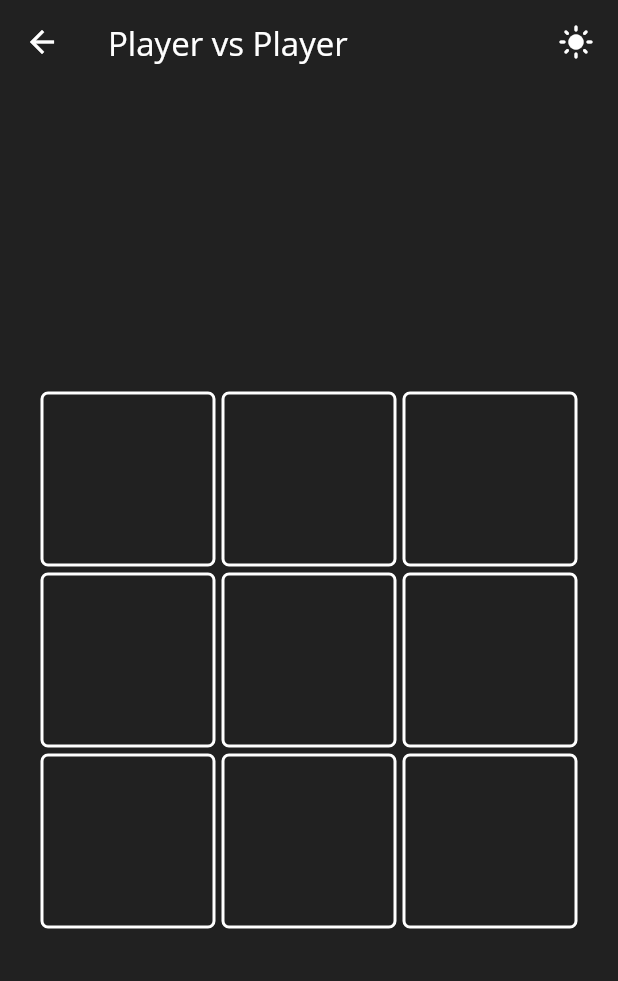
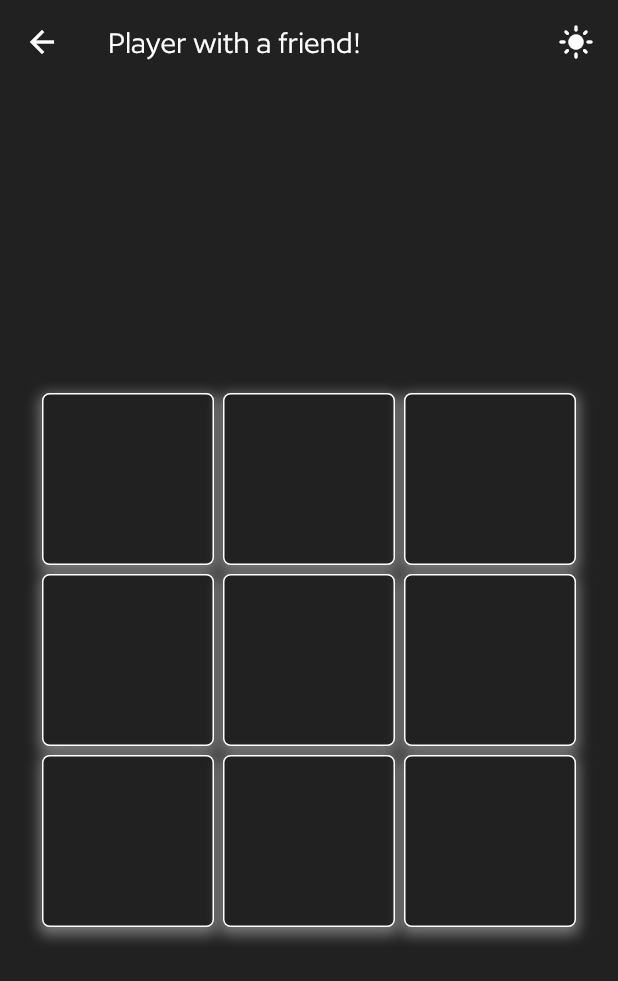
Before and after one commit to AbrarAbe/tic-tac-toe, a Flutter app: the MultiPlayer screen opened by its route, after a tap on the "dark mode" icon, on a phone screen of 412 x 824 dp. Shown: the top 981 px of the screen. Run offline on Flutter 3.47's test engine with Material 3 defaults, Android fonts, the phone set to English and light mode, and no system bars; Roboto replaces fonts that are missing (Open Sans).

Commit message:
improved game ui - add custom fonts - add neon like effect with boxShadow widget - add icons in main menu buttons - change appbar title

```diff
--- /dev/null
+++ b/lib/core/logic/multi_player_logic.dart
@@ -0,0 +1,80 @@
+import 'package:flutter/material.dart';
+
+class MultiPlayerLogic {
+  String _currentPlayer = 'X';
+  List<String?> _board = List.generate(9, (_) => null);
+  List<Color?> _boxShadow = List.generate(9, (_) => null);
+  List<Color?> _boxColors = List.generate(9, (_) => null);
+  List<Color?> _textColors = List.generate(9, (_) => null);
+  final List<List<int>> _winningCombinations = [
+    [0, 1, 2],
+    [3, 4, 5],
+    [6, 7, 8],
+    [0, 3, 6],
+    [1, 4, 7],
+    [2, 5, 8],
+    [0, 4, 8],
+    [2, 4, 6],
+  ];
+
+  void handleTap(
+    int index,
+    BuildContext context,
+    Function(void Function()) setState,
+    Function(String?) showWinnerDialog,
+    Function() showDrawDialog,
+  ) {
+    if (_board[index] == null) {
+      setState(() {
+        _board[index] = _currentPlayer;
+        if (_currentPlayer == 'X') {
+          _currentPlayer = 'O';
+          _boxShadow[index] = Theme.of(context).colorScheme.primary;
+          _boxColors[index] = Theme.of(context).colorScheme.primary;
+          _textColors[index] = Theme.of(context).colorScheme.primary;
+        } else {
+          _currentPlayer = 'X';
+          _boxShadow[index] = Theme.of(context).colorScheme.secondary;
+          _boxColors[index] = Theme.of(context).colorScheme.secondary;
+          _textColors[index] = Theme.of(context).colorScheme.secondary;
+        }
+      });
+      final winner = checkWinner();
+      if (winner != null) {
+        showWinnerDialog(winner);
+      } else if (checkDraw()) {
+        showDrawDialog();
+      }
+    }
+  }
+
+  String? checkWinner() {
+    for (var combination in _winningCombinations) {
+      final player = _board[combination[0]];
+      if (player != null &&
+          combination.every((index) => _board[index] == player)) {
+        return player;
+      }
+    }
+    return null;
+  }
+
+  bool checkDraw() {
+    return _board.every((cell) => cell != null);
+  }
+
+  void resetGame(Function(void Function()) setState) {
+    setState(() {
+      _board = List.generate(9, (_) => null);
+      _boxShadow = List.generate(9, (_) => null);
+      _boxColors = List.generate(9, (_) => null);
+      _textColors = List.generate(9, (_) => null);
+      _currentPlayer = 'X';
+    });
+  }
+
+  List<String?> get board => _board;
+  List<Color?> get boxShadow => _boxShadow;
+  List<Color?> get boxColors => _boxColors;
+  List<Color?> get textColors => _textColors;
+}
--- a/lib/core/theme/theme.dart
+++ b/lib/core/theme/theme.dart
@@ -5,17 +5,17 @@ ThemeData lightTheme = ThemeData(
     seedColor: Colors.deepPurple,
     brightness: Brightness.light,
   ).copyWith(
-    surface: Colors.grey[100]!,
+    surface: Colors.grey[200]!,
     primary: Colors.deepOrangeAccent,
-    secondary: Colors.blueAccent,
-    tertiary: Colors.black,
+    secondary: Colors.blue[500],
+    tertiary: Colors.grey[800],
     onPrimary: Colors.black,
     onSecondary: Colors.black,
     error: Colors.redAccent,
     onError: Colors.white,
   ),
   textTheme: ThemeData.light().textTheme.apply(
-    fontFamily: 'Open Sans',
+    fontFamily: "Author",
     bodyColor: Colors.black,
     displayColor: Colors.black,
   ),
@@ -27,7 +27,7 @@ ThemeData darkTheme = ThemeData(
     brightness: Brightness.dark,
   ).copyWith(
     surface: Colors.grey[900]!,
-    primary: Colors.deepPurpleAccent.shade200,
+    primary: Colors.deepPurpleAccent.shade400,
     secondary: Colors.tealAccent.shade200,
     tertiary: Colors.white,
     onPrimary: Colors.white,
@@ -36,7 +36,7 @@ ThemeData darkTheme = ThemeData(
     onError: Colors.black,
   ),
   textTheme: ThemeData.dark().textTheme.apply(
-    fontFamily: 'Open Sans',
+    fontFamily: "Author",
     bodyColor: Colors.white,
     displayColor: Colors.white,
   ),
--- a/lib/features/components/menu_button.dart
+++ b/lib/features/components/menu_button.dart
@@ -1,13 +1,17 @@
 import 'package:flutter/material.dart';
 
 class MenuButton extends StatelessWidget {
+  final double buttonWidth;
   final Color? color;
   final String text;
+  final IconData icon;
   final void Function()? onTap;
 
   const MenuButton({
     super.key,
+    required this.buttonWidth,
     required this.text,
+    required this.icon,
     required this.color,
     required this.onTap,
   });
@@ -17,14 +21,19 @@ class MenuButton extends StatelessWidget {
     return GestureDetector(
       onTap: onTap,
       child: Container(
-        width: 180,
+        width: buttonWidth,
         decoration: BoxDecoration(
           color: color,
           borderRadius: BorderRadius.circular(8),
         ),
         child: Padding(
-          padding: const EdgeInsets.symmetric(vertical: 12, horizontal: 20),
-          child: Text(
+          padding: const EdgeInsets.symmetric(vertical: 12, horizontal: 15),
+          child: Row(
+            mainAxisAlignment: MainAxisAlignment.center,
+            spacing: 10.0,
+            children: [
+              Icon(icon, color: Colors.white),
+              Text(
                 text,
                 style: const TextStyle(
                   color: Colors.white,
@@ -33,6 +42,8 @@ class MenuButton extends StatelessWidget {
                 ),
                 textAlign: TextAlign.center,
               ),
+            ],
+          ),
         ),
       ),
     );
--- a/lib/features/components/my_appbar.dart
+++ b/lib/features/components/my_appbar.dart
@@ -4,13 +4,13 @@ import '../../core/theme/theme_switch.dart';
 import '../../core/theme/theme.dart'; // Import the theme.dart file
 
 class MyAppBar extends StatelessWidget implements PreferredSizeWidget {
-  final Text title;
-  const MyAppBar({super.key, required this.title});
+  final Text? title;
+  const MyAppBar({super.key, this.title});
 
   @override
   Widget build(BuildContext context) {
     return AppBar(
-      title: title,
+      title: title ?? const Text('Tic-Tac-Toe Game'),
       backgroundColor: Colors.transparent,
       foregroundColor: Theme.of(context).colorScheme.onPrimary,
       actions: [
--- a/lib/features/components/my_box.dart
+++ b/lib/features/components/my_box.dart
@@ -1,14 +1,14 @@
-// ignore_for_file: must_be_immutable
-
 import 'package:flutter/material.dart';
 
 class MyBox extends StatelessWidget {
+  final Color? boxShadow;
   final Color? borderColor;
   final Widget? child;
   final void Function()? onTap;
   const MyBox({
     super.key,
     required this.onTap,
+    required this.boxShadow,
     required this.borderColor,
     this.child,
   });
@@ -19,13 +19,24 @@ class MyBox extends StatelessWidget {
       onTap: onTap,
       child: Container(
         decoration: BoxDecoration(
+          color: Theme.of(context).colorScheme.surface,
+          boxShadow: [
+            BoxShadow(
+              color:
+                  boxShadow ??
+                  Theme.of(context).colorScheme.onSecondary.withAlpha(99),
+              spreadRadius: 2,
+              blurRadius: 7,
+              offset: Offset(0, 3),
+            ),
+          ],
           border: Border.all(
-            width: 2,
+            width: 1,
             color: borderColor ?? Theme.of(context).colorScheme.tertiary,
           ),
           borderRadius: BorderRadius.all(Radius.circular(5)),
         ),
-        margin: EdgeInsets.all(2),
+        margin: EdgeInsets.all(3),
         child: child,
       ),
     );
--- a/lib/features/screens/main_menu.dart
+++ b/lib/features/screens/main_menu.dart
@@ -8,7 +8,7 @@ class MainMenu extends StatelessWidget {
   @override
   Widget build(BuildContext context) {
     return Scaffold(
-      appBar: MyAppBar(title: Text("Tic Tac Toe")),
+      appBar: MyAppBar(),
       body: Center(
         child: Column(
           mainAxisAlignment: MainAxisAlignment.center,
@@ -16,39 +16,50 @@ class MainMenu extends StatelessWidget {
             Text(
               "T I C",
               style: TextStyle(
-                fontSize: 50,
+                fontSize: 85,
+                fontWeight: FontWeight.bold,
                 color: Theme.of(context).colorScheme.onPrimary,
               ),
             ),
             Text(
               "T A C",
               style: TextStyle(
-                fontSize: 40,
-                color: Theme.of(context).colorScheme.onPrimary.withAlpha(99),
+                fontSize: 45,
+                fontWeight: FontWeight.bold,
+                color: Theme.of(
+                  context,
+                ).colorScheme.onPrimary.withValues(alpha: 99),
               ),
             ),
             Text(
               "T O E",
               style: TextStyle(
-                fontSize: 35,
-                color: Theme.of(context).colorScheme.onPrimary.withAlpha(98),
+                fontSize: 65,
+                fontWeight: FontWeight.bold,
+                color: Theme.of(
+                  context,
+                ).colorScheme.onPrimary.withValues(alpha: 50),
               ),
             ),
             SizedBox(height: 50),
             Padding(
               padding: const EdgeInsets.all(20.0),
               child: Column(
+                spacing: 20.0,
                 mainAxisAlignment: MainAxisAlignment.spaceEvenly,
                 children: [
                   MenuButton(
-                    text: "Single Player",
-                    onTap: () => Navigator.pushNamed(context, '/single_player'),
+                    buttonWidth: 180,
+                    icon: Icons.people,
+                    text: "Play with a friend",
+                    onTap: () => Navigator.pushNamed(context, '/multi_player'),
                     color: Theme.of(context).colorScheme.primary,
                   ),
-                  const SizedBox(height: 20),
                   MenuButton(
-                    text: "Play with a friend",
-                    onTap: () => Navigator.pushNamed(context, '/multi_player'),
+                    buttonWidth: 195,
+                    icon: Icons.person,
+                    text: "Play with Computer",
+                    onTap: () => Navigator.pushNamed(context, '/single_player'),
                     color: Theme.of(context).colorScheme.primary,
                   ),
                 ],
--- a/lib/features/screens/multi_player.dart
+++ b/lib/features/screens/multi_player.dart
@@ -4,6 +4,7 @@ import 'package:flutter/material.dart';
 import '../components/my_alert_dialog.dart';
 import '../components/my_appbar.dart';
 import '../components/my_box.dart';
+import '../../core/logic/multi_player_logic.dart';
 
 class MultiPlayer extends StatefulWidget {
   const MultiPlayer({super.key});
@@ -13,61 +14,19 @@ class MultiPlayer extends StatefulWidget {
 }
 
 class _MultiPlayerState extends State<MultiPlayer> {
-  String _currentPlayer = 'X';
-  List<String?> _board = List.generate(9, (_) => null);
-  List<Color?> _boxColors = List.generate(9, (_) => null);
-
-  final List<List<int>> _winningCombinations = [
-    // horiozntal
-    [0, 1, 2],
-    [3, 4, 5],
-    [6, 7, 8],
-    // vertical
-    [0, 3, 6],
-    [1, 4, 7],
-    [2, 5, 8],
-    // diagonal
-    [0, 4, 8],
-    [2, 4, 6],
-  ];
+  final MultiPlayerLogic _multiPlayerLogic = MultiPlayerLogic();
 
   void _handleTap(int index) {
-    if (_board[index] == null) {
-      setState(() {
-        _board[index] = _currentPlayer;
-        if (_currentPlayer == 'X') {
-          _currentPlayer = 'O';
-          _boxColors[index] = Theme.of(context).colorScheme.primary;
-        } else {
-          _currentPlayer = 'X';
-          _boxColors[index] = Theme.of(context).colorScheme.secondary;
-        }
-      });
-      final winner = _checkWinner();
-      if (winner != null) {
-        _showWinnerDialog(winner);
-      } else if (_checkDraw()) {
-        _showDrawDialog();
-      }
-    }
+    _multiPlayerLogic.handleTap(
+      index,
+      context,
+      setState,
+      _showWinnerDialog,
+      _showDrawDialog,
+    );
   }
 
-  String? _checkWinner() {
-    for (var combination in _winningCombinations) {
-      final player = _board[combination[0]];
-      if (player != null &&
-          combination.every((index) => _board[index] == player)) {
-        return player;
-      }
-    }
-    return null;
-  }
-
-  bool _checkDraw() {
-    return _board.every((cell) => cell != null);
-  }
-
-  void _showWinnerDialog(String winner) {
+  void _showWinnerDialog(String? winner) {
     showDialog(
       context: context,
       barrierDismissible: false,
@@ -104,17 +63,13 @@ class _MultiPlayerState extends State<MultiPlayer> {
   }
 
   void _resetGame() {
-    setState(() {
-      _board = List.generate(9, (_) => null);
-      _boxColors = List.generate(9, (_) => null);
-      _currentPlayer = 'X';
-    });
+    _multiPlayerLogic.resetGame(setState);
   }
 
   @override
   Widget build(BuildContext context) {
     return Scaffold(
-      appBar: MyAppBar(title: Text("Player vs Player")),
+      appBar: MyAppBar(title: Text('Player with a friend!')),
       body: Column(
         mainAxisAlignment: MainAxisAlignment.spaceEvenly,
         children: [
@@ -128,12 +83,16 @@ class _MultiPlayerState extends State<MultiPlayer> {
                   physics: NeverScrollableScrollPhysics(),
                   itemBuilder: (context, index) {
                     return MyBox(
-                      borderColor: _boxColors[index],
+                      boxShadow: _multiPlayerLogic.boxShadow[index],
+                      borderColor: _multiPlayerLogic.boxColors[index],
                       onTap: () => _handleTap(index),
                       child: Center(
                         child: Text(
-                          _board[index] ?? '',
-                          style: TextStyle(fontSize: 40),
+                          _multiPlayerLogic.board[index] ?? '',
+                          style: TextStyle(
+                            fontSize: 50,
+                            color: _multiPlayerLogic.textColors[index],
+                          ),
                         ),
                       ),
                     );
```
Also changed, not shown: lib/core/logic/single_player_logic.dart (added, +144 -0 lines), lib/features/screens/single_player.dart (+30 -118 lines), pubspec.yaml (+16 -13 lines), assets/fonts/Author-Light.otf (added), assets/fonts/Author-Regular.otf (added), 4 other files. Lines whose indentation alone changed are shown as unchanged.
